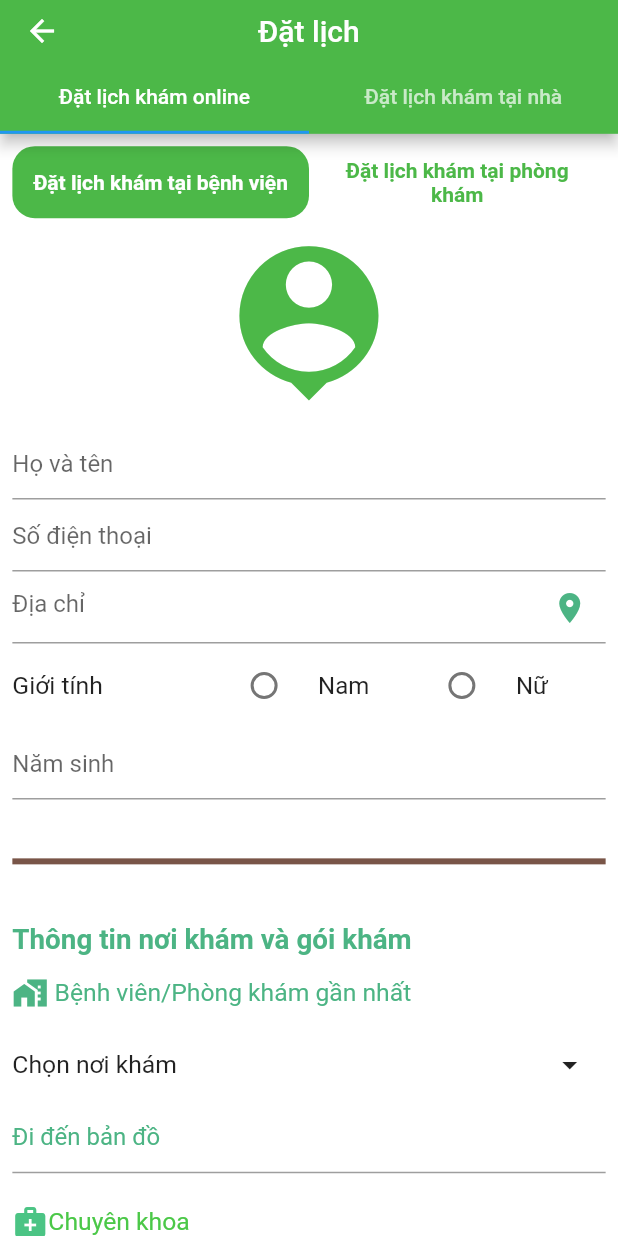
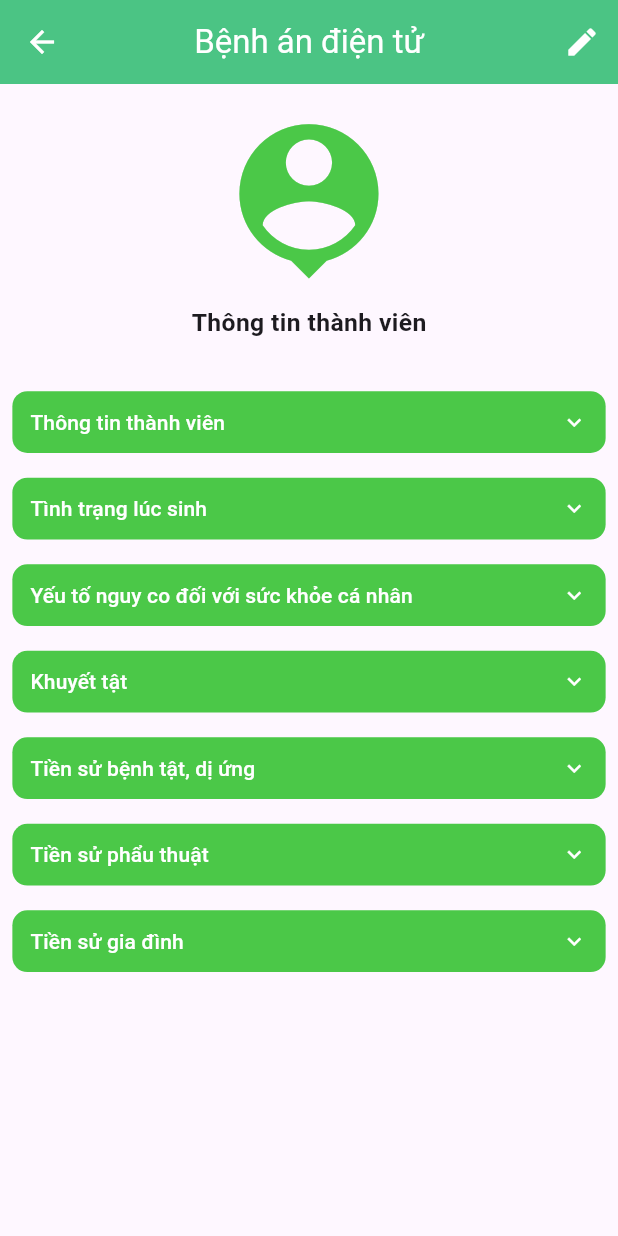
Before and after one commit to Lee-ane/esm, a Flutter app: the screen it shows after launch, on a phone screen of 412 x 824 dp. Run offline on Flutter 3.47's test engine with Material 2 defaults, Android fonts, the phone set to English and light mode, and no system bars.

Commit message:
first commit

```diff
--- /dev/null
+++ b/ESM/lib/benhandientu.dart
@@ -0,0 +1,98 @@
+import 'package:esm/components/buttons.dart';
+import 'package:flutter/material.dart';
+
+class BenhAnDienTu extends StatefulWidget {
+  const BenhAnDienTu({super.key});
+
+  @override
+  State<BenhAnDienTu> createState() => _BenhAnDienTuState();
+}
+
+class _BenhAnDienTuState extends State<BenhAnDienTu> {
+  @override
+  Widget build(BuildContext context) {
+    final screenHeight = MediaQuery.of(context).size.height;
+    final screenWidth = MediaQuery.of(context).size.width;
+    return Scaffold(
+      appBar: AppBar(
+        actions: [
+          IconButton(
+            onPressed: () {},
+            icon: const Icon(
+              Icons.create,
+              color: Colors.white,
+            ),
+          ),
+        ],
+        leading: IconButton(
+            onPressed: () {},
+            icon: const Icon(
+              Icons.arrow_back,
+              color: Colors.white,
+            )),
+        backgroundColor: const Color(0xff4BC484),
+        centerTitle: true,
+        title: const Text(
+          'Bệnh án điện tử',
+          style: TextStyle(
+            color: Colors.white,
+          ),
+        ),
+      ),
+      body: SingleChildScrollView(
+        child: Padding(
+          padding: EdgeInsets.all(screenHeight * 0.01),
+          child: Column(
+            crossAxisAlignment: CrossAxisAlignment.start,
+            children: [
+              Center(
+                child: IconButton(
+                  onPressed: () {},
+                  icon: Icon(
+                    Icons.location_history,
+                    color: const Color(0xff4BC848),
+                    size: screenWidth * 0.3,
+                  ),
+                ),
+              ),
+              Padding(
+                padding: EdgeInsets.only(bottom: screenHeight * 0.03),
+                child: Center(
+                  child: Text(
+                    'Thông tin thành viên',
+                    style: TextStyle(
+                      fontWeight: FontWeight.bold,
+                      fontSize: screenWidth * 0.04,
+                    ),
+                  ),
+                ),
+              ),
+              InfoBtn(text: 'Thông tin thành viên', onPressed: () {}),
+              InfoBtn(text: 'Tình trạng lúc sinh', onPressed: () {}),
+              InfoBtn(
+                text: 'Yếu tố nguy co đối với sức khỏe cá nhân',
+                onPressed: () {},
+              ),
+              InfoBtn(
+                text: 'Khuyết tật',
+                onPressed: () {},
+              ),
+              InfoBtn(
+                text: 'Tiền sử bệnh tật, dị ứng',
+                onPressed: () {},
+              ),
+              InfoBtn(
+                text: 'Tiền sử phẩu thuật',
+                onPressed: () {},
+              ),
+              InfoBtn(
+                text: 'Tiền sử gia đình',
+                onPressed: () {},
+              ),
+            ],
+          ),
+        ),
+      ),
+    );
+  }
+}
--- a/ESM/lib/components/buttons.dart
+++ b/ESM/lib/components/buttons.dart
@@ -18,3 +18,39 @@ class ContactBtn extends StatelessWidget {
     );
   }
 }
+
+class InfoBtn extends StatelessWidget {
+  final String text;
+  final void Function()? onPressed;
+  const InfoBtn({super.key, required this.text, required this.onPressed});
+
+  @override
+  Widget build(BuildContext context) {
+    final screenWidth = MediaQuery.of(context).size.width;
+    final screenHeight = MediaQuery.of(context).size.height;
+    return Padding(
+      padding: EdgeInsets.symmetric(vertical: screenHeight * 0.01),
+      child: Container(
+        width: screenWidth,
+        height: screenHeight * 0.05,
+        decoration: BoxDecoration(
+          color: const Color(0xff4BC848),
+          borderRadius: BorderRadius.circular(10),
+        ),
+        child: TextButton(
+          onPressed: () {},
+          child: Row(
+            mainAxisAlignment: MainAxisAlignment.spaceBetween,
+            children: [
+              Text(
+                text,
+                style: const TextStyle(color: Colors.white),
+              ),
+              const Icon(Icons.keyboard_arrow_down, color: Colors.white),
+            ],
+          ),
+        ),
+      ),
+    );
+  }
+}
--- a/ESM/lib/main.dart
+++ b/ESM/lib/main.dart
@@ -1,4 +1,5 @@
 import 'package:esm/datlich.dart';
+import 'package:esm/benhandientu.dart';
 import 'package:flutter/material.dart';
 
 void main() {
@@ -17,7 +18,7 @@ class MyApp extends StatelessWidget {
       theme: ThemeData(
         useMaterial3: true,
       ),
-      home: const DatLich(),
+      home: const BenhAnDienTu(),
     );
   }
 }
--- a/ESM/lib/pages/online.dart
+++ b/ESM/lib/pages/online.dart
@@ -30,7 +30,9 @@ class _OnlineState extends State<Online> {
           child: Column(
             crossAxisAlignment: CrossAxisAlignment.start,
             children: [
-              Row(
+              SingleChildScrollView(
+                scrollDirection: Axis.horizontal,
+                child: Row(
                   mainAxisAlignment: MainAxisAlignment.spaceEvenly,
                   children: [
                     Container(
@@ -84,6 +86,7 @@ class _OnlineState extends State<Online> {
                           )),
                     )
                   ],
+                ),
               ),
               Center(
                 child: IconButton(
```
Also changed, not shown: ESM/lib/pages/benhandientu.dart (deleted). Lines whose indentation alone changed are shown as unchanged.
